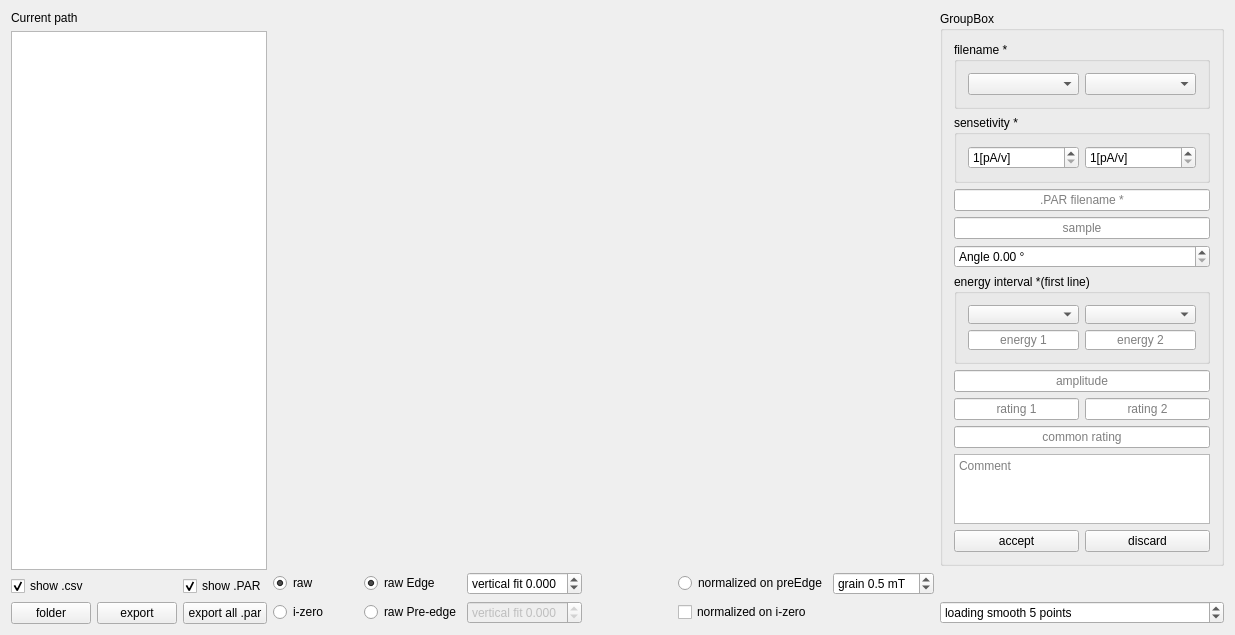
This is mainwindow.ui in Rezenter/HysteLoop as Qt 5 draws it before an edit. The edited form follows.
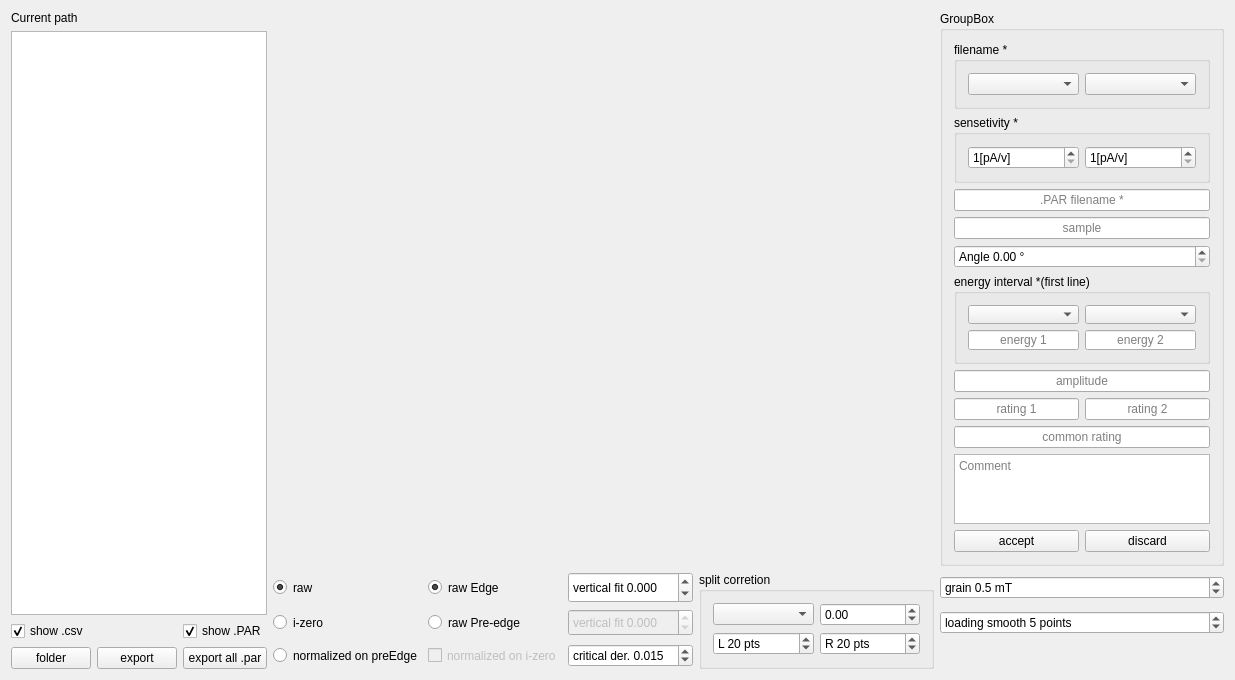
This is the edited form.

```diff
--- a/mainwindow.ui
+++ b/mainwindow.ui
@@ -7,7 +7,7 @@
     <x>0</x>
     <y>0</y>
     <width>1235</width>
-    <height>635</height>
+    <height>659</height>
    </rect>
   </property>
   <property name="windowTitle">
@@ -15,7 +15,7 @@
   </property>
   <widget class="QWidget" name="centralWidget">
    <layout class="QGridLayout" name="gridLayout_5">
-    <item row="0" column="7">
+    <item row="0" column="8">
      <widget class="QGroupBox" name="groupBox_4">
       <property name="title">
        <string>GroupBox</string>
@@ -364,21 +364,17 @@
       </layout>
      </widget>
     </item>
-    <item row="0" column="1" colspan="5">
-     <widget class="QWidget" name="chartWidget" native="true">
-      <property name="sizePolicy">
-       <sizepolicy hsizetype="Expanding" vsizetype="Expanding">
-        <horstretch>0</horstretch>
-        <verstretch>0</verstretch>
-       </sizepolicy>
-      </property>
-     </widget>
-    </item>
     <item row="2" column="3">
      <widget class="QDoubleSpinBox" name="verticalFit2SpinBox">
       <property name="enabled">
        <bool>false</bool>
       </property>
+      <property name="sizePolicy">
+       <sizepolicy hsizetype="Minimum" vsizetype="Minimum">
+        <horstretch>0</horstretch>
+        <verstretch>0</verstretch>
+       </sizepolicy>
+      </property>
       <property name="prefix">
        <string>vertical fit </string>
       </property>
@@ -398,6 +394,12 @@
     </item>
     <item row="1" column="3">
      <widget class="QDoubleSpinBox" name="verticalFit1SpinBox">
+      <property name="sizePolicy">
+       <sizepolicy hsizetype="Minimum" vsizetype="Minimum">
+        <horstretch>0</horstretch>
+        <verstretch>0</verstretch>
+       </sizepolicy>
+      </property>
       <property name="prefix">
        <string>vertical fit </string>
       </property>
@@ -418,92 +420,7 @@
       </property>
      </widget>
     </item>
-    <item row="0" column="0" rowspan="3">
-     <layout class="QGridLayout" name="gridLayout_2">
-      <item row="1" column="0" colspan="3">
-       <widget class="QTableWidget" name="fileTable"/>
-      </item>
-      <item row="2" column="0">
-       <widget class="QCheckBox" name="datBox">
-        <property name="sizePolicy">
-         <sizepolicy hsizetype="Minimum" vsizetype="Minimum">
-          <horstretch>0</horstretch>
-          <verstretch>0</verstretch>
-         </sizepolicy>
-        </property>
-        <property name="text">
-         <string>show .csv</string>
-        </property>
-        <property name="checked">
-         <bool>true</bool>
-        </property>
-       </widget>
-      </item>
-      <item row="3" column="0">
-       <widget class="QPushButton" name="folderButton">
-        <property name="sizePolicy">
-         <sizepolicy hsizetype="Minimum" vsizetype="Minimum">
-          <horstretch>0</horstretch>
-          <verstretch>0</verstretch>
-         </sizepolicy>
-        </property>
-        <property name="text">
-         <string>folder</string>
-        </property>
-       </widget>
-      </item>
-      <item row="3" column="1">
-       <widget class="QPushButton" name="exportButton">
-        <property name="sizePolicy">
-         <sizepolicy hsizetype="Minimum" vsizetype="Minimum">
-          <horstretch>0</horstretch>
-          <verstretch>0</verstretch>
-         </sizepolicy>
-        </property>
-        <property name="text">
-         <string>export</string>
-        </property>
-       </widget>
-      </item>
-      <item row="3" column="2">
-       <widget class="QPushButton" name="exportAllButton">
-        <property name="text">
-         <string>export all .par</string>
-        </property>
-       </widget>
-      </item>
-      <item row="0" column="0" colspan="3">
-       <widget class="QLabel" name="dataDirLabel">
-        <property name="sizePolicy">
-         <sizepolicy hsizetype="Minimum" vsizetype="Minimum">
-          <horstretch>0</horstretch>
-          <verstretch>0</verstretch>
-         </sizepolicy>
-        </property>
-        <property name="text">
-         <string>Current path</string>
-        </property>
-       </widget>
-      </item>
-      <item row="2" column="2">
-       <widget class="QCheckBox" name="parBox">
-        <property name="sizePolicy">
-         <sizepolicy hsizetype="Minimum" vsizetype="Minimum">
-          <horstretch>0</horstretch>
-          <verstretch>0</verstretch>
-         </sizepolicy>
-        </property>
-        <property name="text">
-         <string>show .PAR</string>
-        </property>
-        <property name="checked">
-         <bool>true</bool>
-        </property>
-       </widget>
-      </item>
-     </layout>
-    </item>
-    <item row="2" column="7">
+    <item row="2" column="8">
      <widget class="QSpinBox" name="loadingSmoothSpinBox">
       <property name="suffix">
        <string> points</string>
@@ -522,21 +439,14 @@
       </property>
      </widget>
     </item>
-    <item row="1" column="2">
-     <widget class="QRadioButton" name="edgeButton">
-      <property name="text">
-       <string>raw Edge</string>
-      </property>
-      <property name="checked">
-       <bool>true</bool>
-      </property>
-      <attribute name="buttonGroup">
-       <string notr="true">fileGroup</string>
-      </attribute>
-     </widget>
-    </item>
     <item row="2" column="2">
      <widget class="QRadioButton" name="preEdgeButton">
+      <property name="sizePolicy">
+       <sizepolicy hsizetype="Minimum" vsizetype="Minimum">
+        <horstretch>0</horstretch>
+        <verstretch>0</verstretch>
+       </sizepolicy>
+      </property>
       <property name="text">
        <string>raw Pre-edge</string>
       </property>
@@ -547,6 +457,12 @@
     </item>
     <item row="2" column="1">
      <widget class="QRadioButton" name="zeroSignalButton">
+      <property name="sizePolicy">
+       <sizepolicy hsizetype="Minimum" vsizetype="Minimum">
+        <horstretch>0</horstretch>
+        <verstretch>0</verstretch>
+       </sizepolicy>
+      </property>
       <property name="text">
        <string>i-zero</string>
       </property>
@@ -557,6 +473,12 @@
     </item>
     <item row="1" column="1">
      <widget class="QRadioButton" name="rawSignalButton">
+      <property name="sizePolicy">
+       <sizepolicy hsizetype="Minimum" vsizetype="Minimum">
+        <horstretch>0</horstretch>
+        <verstretch>0</verstretch>
+       </sizepolicy>
+      </property>
       <property name="text">
        <string>raw</string>
       </property>
@@ -568,7 +490,17 @@
       </attribute>
      </widget>
     </item>
-    <item row="1" column="6">
+    <item row="0" column="1" colspan="7">
+     <widget class="QWidget" name="chartWidget" native="true">
+      <property name="sizePolicy">
+       <sizepolicy hsizetype="Expanding" vsizetype="Expanding">
+        <horstretch>0</horstretch>
+        <verstretch>0</verstretch>
+       </sizepolicy>
+      </property>
+     </widget>
+    </item>
+    <item row="1" column="8">
      <widget class="QDoubleSpinBox" name="smoothDoubleSpinBox">
       <property name="prefix">
        <string>grain </string>
@@ -583,7 +515,7 @@
        <double>0.100000000000000</double>
       </property>
       <property name="maximum">
-       <double>50.000000000000000</double>
+       <double>20.000000000000000</double>
       </property>
       <property name="singleStep">
        <double>0.100000000000000</double>
@@ -593,8 +525,33 @@
       </property>
      </widget>
     </item>
-    <item row="1" column="5">
+    <item row="1" column="2">
+     <widget class="QRadioButton" name="edgeButton">
+      <property name="sizePolicy">
+       <sizepolicy hsizetype="Minimum" vsizetype="Minimum">
+        <horstretch>0</horstretch>
+        <verstretch>0</verstretch>
+       </sizepolicy>
+      </property>
+      <property name="text">
+       <string>raw Edge</string>
+      </property>
+      <property name="checked">
+       <bool>true</bool>
+      </property>
+      <attribute name="buttonGroup">
+       <string notr="true">fileGroup</string>
+      </attribute>
+     </widget>
+    </item>
+    <item row="3" column="1">
      <widget class="QRadioButton" name="normSignalButton">
+      <property name="sizePolicy">
+       <sizepolicy hsizetype="Minimum" vsizetype="Minimum">
+        <horstretch>0</horstretch>
+        <verstretch>0</verstretch>
+       </sizepolicy>
+      </property>
       <property name="text">
        <string>normalized on preEdge</string>
       </property>
@@ -606,13 +563,207 @@
       </attribute>
      </widget>
     </item>
-    <item row="2" column="5">
+    <item row="3" column="2">
      <widget class="QCheckBox" name="zeroCheckBox">
+      <property name="enabled">
+       <bool>false</bool>
+      </property>
+      <property name="sizePolicy">
+       <sizepolicy hsizetype="Minimum" vsizetype="Minimum">
+        <horstretch>0</horstretch>
+        <verstretch>0</verstretch>
+       </sizepolicy>
+      </property>
       <property name="text">
        <string>normalized on i-zero</string>
       </property>
      </widget>
     </item>
+    <item row="1" column="4" rowspan="3" colspan="4">
+     <widget class="QGroupBox" name="splitGroupBox">
+      <property name="enabled">
+       <bool>true</bool>
+      </property>
+      <property name="sizePolicy">
+       <sizepolicy hsizetype="Expanding" vsizetype="Minimum">
+        <horstretch>0</horstretch>
+        <verstretch>0</verstretch>
+       </sizepolicy>
+      </property>
+      <property name="title">
+       <string>split corretion</string>
+      </property>
+      <layout class="QGridLayout" name="gridLayout_6">
+       <item row="1" column="0">
+        <widget class="QSpinBox" name="splitLeftspinBox">
+         <property name="suffix">
+          <string> pts</string>
+         </property>
+         <property name="prefix">
+          <string>L </string>
+         </property>
+         <property name="maximum">
+          <number>999</number>
+         </property>
+         <property name="singleStep">
+          <number>10</number>
+         </property>
+         <property name="value">
+          <number>20</number>
+         </property>
+        </widget>
+       </item>
+       <item row="1" column="1">
+        <widget class="QSpinBox" name="splitRightSpinBox">
+         <property name="suffix">
+          <string> pts</string>
+         </property>
+         <property name="prefix">
+          <string>R </string>
+         </property>
+         <property name="maximum">
+          <number>999</number>
+         </property>
+         <property name="singleStep">
+          <number>10</number>
+         </property>
+         <property name="value">
+          <number>20</number>
+         </property>
+        </widget>
+       </item>
+       <item row="0" column="0">
+        <widget class="QComboBox" name="splitComboBox">
+         <property name="currentIndex">
+          <number>0</number>
+         </property>
+         <item>
+          <property name="text">
+           <string/>
+          </property>
+         </item>
+        </widget>
+       </item>
+       <item row="0" column="1">
+        <widget class="QDoubleSpinBox" name="splitShiftDoubleSpinBox">
+         <property name="minimum">
+          <double>-99.989999999999995</double>
+         </property>
+         <property name="singleStep">
+          <double>0.100000000000000</double>
+         </property>
+        </widget>
+       </item>
+      </layout>
+     </widget>
+    </item>
+    <item row="3" column="3">
+     <widget class="QDoubleSpinBox" name="derDoubleSpinBox">
+      <property name="enabled">
+       <bool>true</bool>
+      </property>
+      <property name="prefix">
+       <string>critical der. </string>
+      </property>
+      <property name="decimals">
+       <number>3</number>
+      </property>
+      <property name="maximum">
+       <double>10.000000000000000</double>
+      </property>
+      <property name="singleStep">
+       <double>0.001000000000000</double>
+      </property>
+      <property name="value">
+       <double>0.015000000000000</double>
+      </property>
+     </widget>
+    </item>
+    <item row="0" column="0" rowspan="4">
+     <layout class="QGridLayout" name="gridLayout_2">
+      <item row="1" column="0" colspan="3">
+       <widget class="QTableWidget" name="fileTable"/>
+      </item>
+      <item row="2" column="0">
+       <widget class="QCheckBox" name="datBox">
+        <property name="sizePolicy">
+         <sizepolicy hsizetype="Minimum" vsizetype="Minimum">
+          <horstretch>0</horstretch>
+          <verstretch>0</verstretch>
+         </sizepolicy>
+        </property>
+        <property name="text">
+         <string>show .csv</string>
+        </property>
+        <property name="checked">
+         <bool>true</bool>
+        </property>
+       </widget>
+      </item>
+      <item row="3" column="0">
+       <widget class="QPushButton" name="folderButton">
+        <property name="sizePolicy">
+         <sizepolicy hsizetype="Minimum" vsizetype="Minimum">
+          <horstretch>0</horstretch>
+          <verstretch>0</verstretch>
+         </sizepolicy>
+        </property>
+        <property name="text">
+         <string>folder</string>
+        </property>
+       </widget>
+      </item>
+      <item row="3" column="1">
+       <widget class="QPushButton" name="exportButton">
+        <property name="sizePolicy">
+         <sizepolicy hsizetype="Minimum" vsizetype="Minimum">
+          <horstretch>0</horstretch>
+          <verstretch>0</verstretch>
+         </sizepolicy>
+        </property>
+        <property name="text">
+         <string>export</string>
+        </property>
+       </widget>
+      </item>
+      <item row="3" column="2">
+       <widget class="QPushButton" name="exportAllButton">
+        <property name="text">
+         <string>export all .par</string>
+        </property>
+       </widget>
+      </item>
+      <item row="0" column="0" colspan="3">
+       <widget class="QLabel" name="dataDirLabel">
+        <property name="sizePolicy">
+         <sizepolicy hsizetype="Minimum" vsizetype="Minimum">
+          <horstretch>0</horstretch>
+          <verstretch>0</verstretch>
+         </sizepolicy>
+        </property>
+        <property name="text">
+         <string>Current path</string>
+        </property>
+       </widget>
+      </item>
+      <item row="2" column="2">
+       <widget class="QCheckBox" name="parBox">
+        <property name="sizePolicy">
+         <sizepolicy hsizetype="Minimum" vsizetype="Minimum">
+          <horstretch>0</horstretch>
+          <verstretch>0</verstretch>
+         </sizepolicy>
+        </property>
+        <property name="text">
+         <string>show .PAR</string>
+        </property>
+        <property name="checked">
+         <bool>true</bool>
+        </property>
+       </widget>
+      </item>
+     </layout>
+    </item>
    </layout>
   </widget>
  </widget>
```
Left out of the diff: 2 changed lines with no effect on the pictures.
